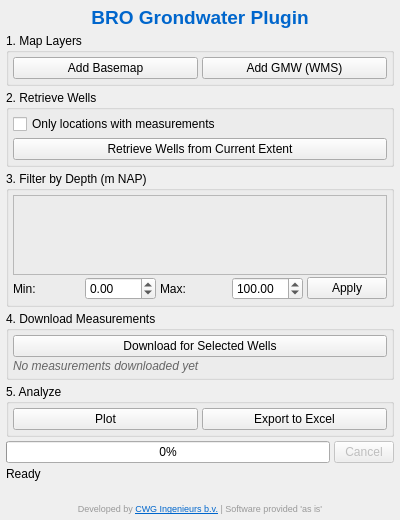
Above: bro_grondwater/bro_grondwater_dialog_base.ui from CWG-Ingenieurs/bro-grondwater-plugin before the change. Below: the same form after it.
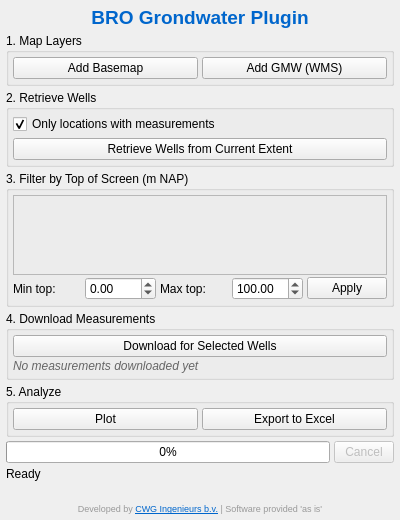
That is the form after the change.

Commit message: Clarify depth filter, default to wells with measurements, explain failed downloads, raise dependency minimums

Patch:
```diff
--- a/bro_grondwater/bro_grondwater_dialog_base.ui
+++ b/bro_grondwater/bro_grondwater_dialog_base.ui
@@ -79,6 +79,9 @@
         <property name="text">
          <string>Only locations with measurements</string>
         </property>
+        <property name="checked">
+         <bool>true</bool>
+        </property>
        </widget>
       </item>
       <item>
@@ -94,7 +97,7 @@
    <item>
     <widget class="QGroupBox" name="groupBoxFilter">
      <property name="title">
-      <string>3. Filter by Depth (m NAP)</string>
+      <string>3. Filter by Top of Screen (m NAP)</string>
      </property>
      <layout class="QVBoxLayout" name="verticalLayoutFilter">
       <property name="spacing">
@@ -138,7 +141,7 @@
         <item>
          <widget class="QLabel" name="label_2">
           <property name="text">
-           <string>Min:</string>
+           <string>Min top:</string>
           </property>
          </widget>
         </item>
@@ -158,7 +161,7 @@
         <item>
          <widget class="QLabel" name="label_3">
           <property name="text">
-           <string>Max:</string>
+           <string>Max top:</string>
           </property>
          </widget>
         </item>
```
Left out of the diff: 9 changed lines with no effect on the pictures. The commit also changes 7 other files.
